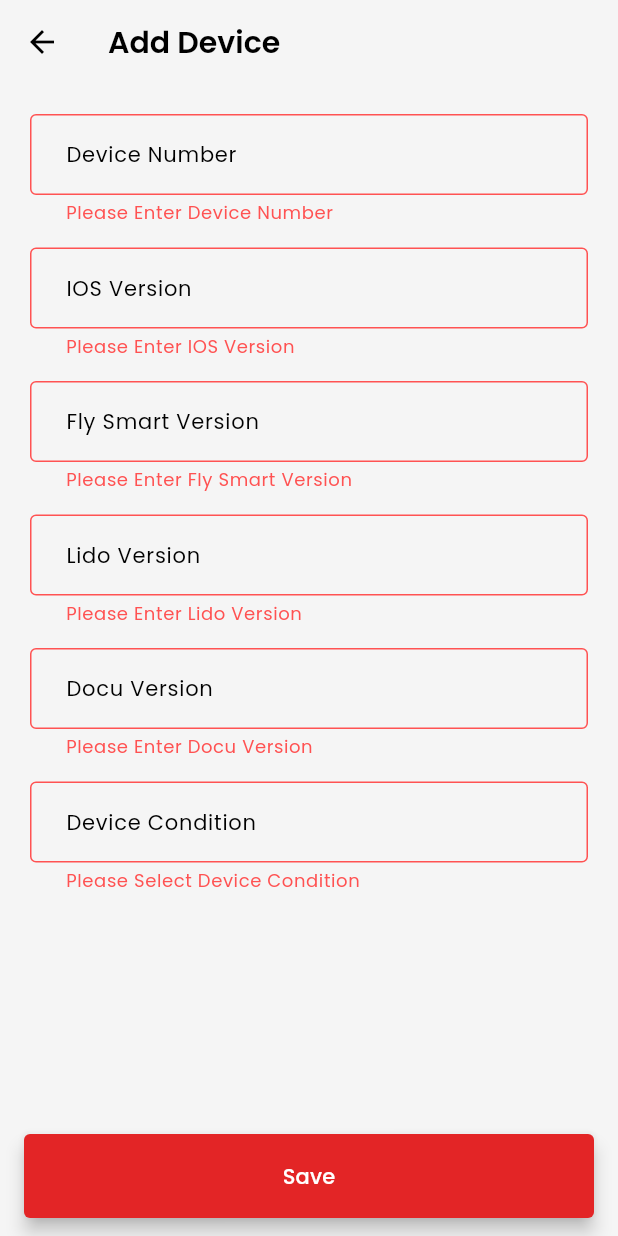
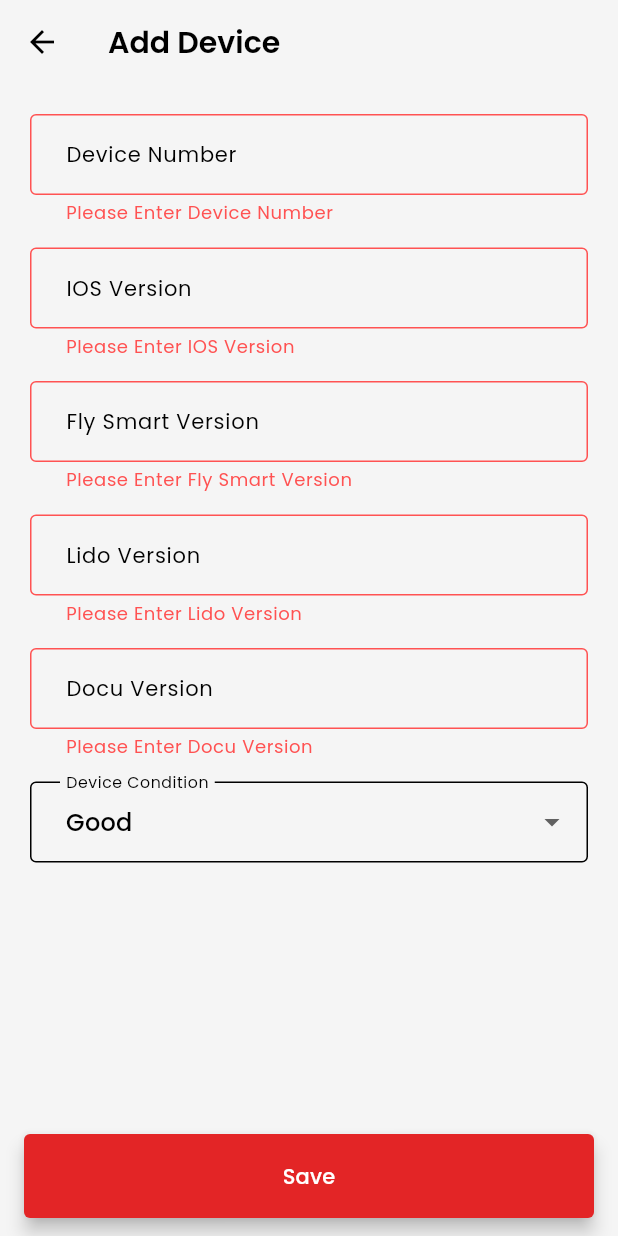
Before and after one commit to IAAXITDEL/MBKMDEL2023, a Flutter app: the AddDevice screen opened directly, after a tap on "Save", on a phone screen of 412 x 824 dp. Run offline on Flutter 3.47's test engine with Material 2 defaults, Android fonts, the phone set to English and light mode, and no system bars; our stand-ins replace avatar_glow, cloud_firestore, dropdown_search, email_validator, firebase_auth, firebase_core and 22 more; missing offline and left inert: excel, flutter_barcode_scanner, hand_signature, syncfusion_flutter_pdf, syncfusion_flutter_signaturepad; accounts and stored records are empty; generated files the repository leaves out were written again.

Commit message:
update field condition device

```diff
--- a/lib/app/modules/efb/occ/views/listdevice/adddevice.dart
+++ b/lib/app/modules/efb/occ/views/listdevice/adddevice.dart
@@ -23,7 +23,7 @@ class _AddDevice extends State<AddDevice> {
   final _lidoversion = TextEditingController();
   final _docuversion = TextEditingController();
   final _condition = TextEditingController();
-
+  String _selectedCondition = 'Good'; // Default value
   final GlobalKey<FormState> _formKey = GlobalKey<FormState>();
 
   final FocusNode _iosverFocus = FocusNode();
@@ -31,6 +31,7 @@ class _AddDevice extends State<AddDevice> {
   final FocusNode _lidoversionFocus = FocusNode();
   final FocusNode _docuversionFocus = FocusNode();
   final FocusNode _conditionFocus = FocusNode();
+  RegExp _versionRegex = RegExp(r'^\d+(\.\d+)?$');
 
   @override
   Widget build(BuildContext context) {
@@ -62,6 +63,9 @@ class _AddDevice extends State<AddDevice> {
         if (value == null || value.trim().isEmpty) {
           return 'Please Enter IOS Version';
         }
+        if (!_versionRegex.hasMatch(value)) {
+          return 'Invalid format. Use numbers and optional decimal point (e.g., 1.0)';
+        }
         return null;
       },
       decoration: InputDecoration(
@@ -82,6 +86,9 @@ class _AddDevice extends State<AddDevice> {
       validator: (value) {
         if (value == null || value.trim().isEmpty) {
           return 'Please Enter Fly Smart Version';
+        }
+        if (!_versionRegex.hasMatch(value)) {
+          return 'Invalid format. Use numbers and optional decimal point (e.g., 1.0)';
         }
         return null;
       },
@@ -104,6 +111,9 @@ class _AddDevice extends State<AddDevice> {
         if (value == null || value.trim().isEmpty) {
           return 'Please Enter Lido Version';
         }
+        if (!_versionRegex.hasMatch(value)) {
+          return 'Invalid format. Use numbers and optional decimal point (e.g., 1.0)';
+        }
         return null;
       },
       decoration: InputDecoration(
@@ -125,6 +135,9 @@ class _AddDevice extends State<AddDevice> {
         if (value == null || value.trim().isEmpty) {
           return 'Please Enter Docu Version';
         }
+        if (!_versionRegex.hasMatch(value)) {
+          return 'Invalid format. Use numbers and optional decimal point (e.g., 1.0)';
+        }
         return null;
       },
       decoration: InputDecoration(
@@ -135,9 +148,31 @@ class _AddDevice extends State<AddDevice> {
       ),
       onEditingComplete: () {
         FocusScope.of(context)
-            .requestFocus(_conditionFocus); // Pindah ke field berikutnya
+            .requestFocus(_lidoversionFocus); // Pindah ke field berikutnya
       },
     );
+
+    final conditionDropdown = DropdownButtonFormField<String>(
+      value: _selectedCondition,
+      onChanged: (newValue) {
+        setState(() {
+          _selectedCondition = newValue!;
+        });
+      },
+      items: <String>['Good', 'Not Good'].map((String value) {
+        return DropdownMenuItem<String>(
+          value: value,
+          child: Text(value),
+        );
+      }).toList(),
+      decoration: InputDecoration(
+        contentPadding: const EdgeInsets.fromLTRB(20.0, 15.0, 20.0, 15.0),
+        labelText: 'Device Condition',
+        labelStyle: tsOneTextTheme.labelMedium,
+        border: OutlineInputBorder(),
+      ),
+    );
+
     final conditionField = TextFormField(
       controller: _condition,
       focusNode: _conditionFocus,
@@ -165,7 +200,7 @@ class _AddDevice extends State<AddDevice> {
       Navigator.of(context).pop();
     }
 
-    final SaveButon = Material(
+    final SaveButton = Material(
       elevation: 5.0,
       borderRadius: BorderRadius.circular(4.0),
       color: TsOneColor.primary,
@@ -180,7 +215,9 @@ class _AddDevice extends State<AddDevice> {
               flysmart: _flysmartver.text,
               lidoversion: _lidoversion.text,
               docuversion: _docuversion.text,
-                condition: _condition.text);
+              condition:
+                  _selectedCondition, // Menggunakan nilai yang dipilih dari dropdown
+            );
             if (response.code == 200) {
               //Success
               _showQuickAlert(context);
@@ -189,7 +226,8 @@ class _AddDevice extends State<AddDevice> {
               QuickAlert.show(
                 context: context,
                 type: QuickAlertType.error,
-                  text: 'Failed to add device: ${response.message}');
+                text: 'Failed to add device: ${response.message}',
+              );
             }
           }
         },
@@ -210,7 +248,6 @@ class _AddDevice extends State<AddDevice> {
         ),
       ),
       body: Padding(
-        //padding: const EdgeInsets.symmetric(horizontal: 20, vertical: 20),
         padding: const EdgeInsets.only(top: 20, right: 20, left: 20),
         child: SingleChildScrollView(
           child: Column(
@@ -231,7 +268,7 @@ class _AddDevice extends State<AddDevice> {
                     const SizedBox(height: 15.0),
                     docuField,
                     const SizedBox(height: 15.0),
-                    conditionField,
+                    conditionDropdown,
                     const SizedBox(height: 15.0),
                   ],
                 ),
@@ -242,7 +279,7 @@ class _AddDevice extends State<AddDevice> {
       ),
       bottomNavigationBar: BottomAppBar(
         child: Container(
-          child: SaveButon,
+          child: SaveButton,
         ),
       ),
     );
```
Lines whose indentation alone changed are shown as unchanged.
